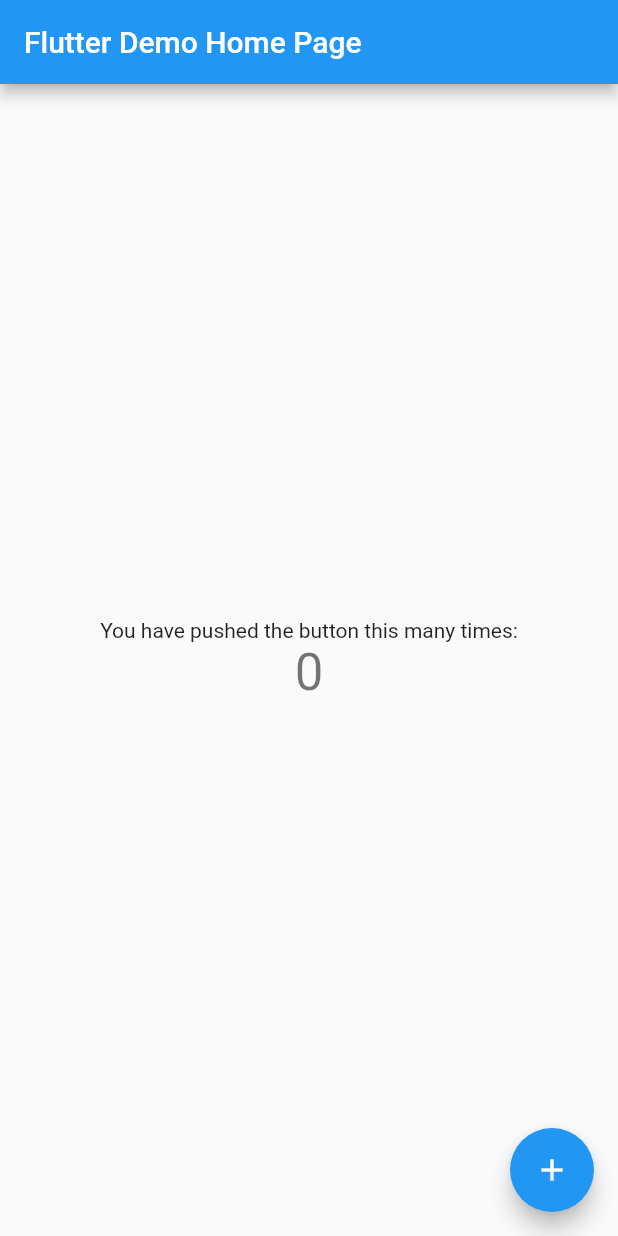
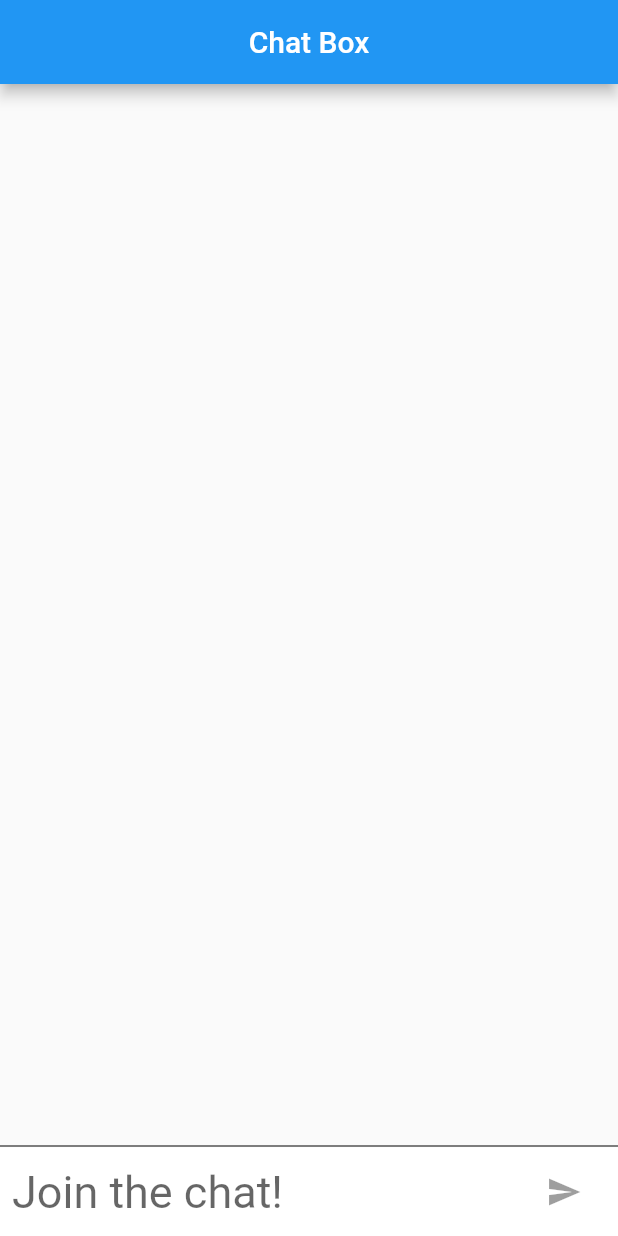
Before and after one commit to murgle2/quickchat, a Flutter app: the screen it shows after launch, on a phone screen of 412 x 824 dp. Run offline on Flutter 3.47's test engine with Material 2 defaults, Android fonts, the light colour scheme and no system bars.

Commit message:
Add basic chat outline

```diff
--- a/lib/main.dart
+++ b/lib/main.dart
@@ -1,3 +1,4 @@
+import 'package:flutter/cupertino.dart';
 import 'package:flutter/material.dart';
 
 void main() {
@@ -22,92 +23,166 @@
         // is not restarted.
         primarySwatch: Colors.blue,
       ),
-      home: MyHomePage(title: 'Flutter Demo Home Page'),
+      home: ChatScreen(),
     );
   }
 }
 
-class MyHomePage extends StatefulWidget {
-  MyHomePage({Key key, this.title}) : super(key: key);
+class ChatMessage extends StatelessWidget {
+  ChatMessage({this.text, this.animationController});
 
-  // This widget is the home page of your application. It is stateful, meaning
-  // that it has a State object (defined below) that contains fields that affect
-  // how it looks.
-
-  // This class is the configuration for the state. It holds the values (in this
-  // case the title) provided by the parent (in this case the App widget) and
-  // used by the build method of the State. Fields in a Widget subclass are
-  // always marked "final".
-
-  final String title;
-
-  @override
-  _MyHomePageState createState() => _MyHomePageState();
-}
-
-class _MyHomePageState extends State<MyHomePage> {
-  int _counter = 0;
-
-  void _incrementCounter() {
-    setState(() {
-      // This call to setState tells the Flutter framework that something has
-      // changed in this State, which causes it to rerun the build method below
-      // so that the display can reflect the updated values. If we changed
-      // _counter without calling setState(), then the build method would not be
-      // called again, and so nothing would appear to happen.
-      _counter++;
-    });
-  }
+  final String text;
+  final AnimationController animationController;
+  String _name = 'Brian Yetter';
 
   @override
   Widget build(BuildContext context) {
-    // This method is rerun every time setState is called, for instance as done
-    // by the _incrementCounter method above.
-    //
-    // The Flutter framework has been optimized to make rerunning build methods
-    // fast, so that you can just rebuild anything that needs updating rather
-    // than having to individually change instances of widgets.
-    return Scaffold(
-      appBar: AppBar(
-        // Here we take the value from the MyHomePage object that was created by
-        // the App.build method, and use it to set our appbar title.
-        title: Text(widget.title),
-      ),
-      body: Center(
-        // Center is a layout widget. It takes a single child and positions it
-        // in the middle of the parent.
-        child: Column(
-          // Column is also a layout widget. It takes a list of children and
-          // arranges them vertically. By default, it sizes itself to fit its
-          // children horizontally, and tries to be as tall as its parent.
-          //
-          // Invoke "debug painting" (press "p" in the console, choose the
-          // "Toggle Debug Paint" action from the Flutter Inspector in Android
-          // Studio, or the "Toggle Debug Paint" command in Visual Studio Code)
-          // to see the wireframe for each widget.
-          //
-          // Column has various properties to control how it sizes itself and
-          // how it positions its children. Here we use mainAxisAlignment to
-          // center the children vertically; the main axis here is the vertical
-          // axis because Columns are vertical (the cross axis would be
-          // horizontal).
-          mainAxisAlignment: MainAxisAlignment.center,
-          children: <Widget>[
-            Text(
-              'You have pushed the button this many times:',
+    return FadeTransition(
+      opacity: animationController,
+      child: Container(
+        margin: EdgeInsets.symmetric(vertical: 10.0),
+        child: Row(
+          crossAxisAlignment: CrossAxisAlignment.start,
+          children: [
+            Container(
+              margin: const EdgeInsets.only(right: 16.0),
+              child: CircleAvatar(child: Text(_name[0])),
             ),
-            Text(
-              '$_counter',
-              style: Theme.of(context).textTheme.headline4,
+            Expanded(
+              child: Column(
+                crossAxisAlignment: CrossAxisAlignment.start,
+                children: [
+                  SelectableText(_name + " User",
+                      style: Theme.of(context).textTheme.headline6),
+                  Container(
+                    margin: EdgeInsets.only(top: 5.0),
+                    child: SelectableText(text),
+                  )
+                ],
+              ),
             ),
           ],
         ),
       ),
-      floatingActionButton: FloatingActionButton(
-        onPressed: _incrementCounter,
-        tooltip: 'Increment',
-        child: Icon(Icons.add),
-      ), // This trailing comma makes auto-formatting nicer for build methods.
     );
   }
 }
+
+class ChatScreen extends StatefulWidget {
+  @override
+  _ChatScreenState createState() => _ChatScreenState();
+}
+
+class _ChatScreenState extends State<ChatScreen> with TickerProviderStateMixin {
+  final _textController = TextEditingController();
+  final List<ChatMessage> _messages = [];
+  final FocusNode _focusNode = FocusNode();
+  bool _isComposing = false;
+
+  @override
+  Widget build(BuildContext context) {
+    return Scaffold(
+      appBar: AppBar(
+        title: Center(child: Text('Chat Box', textAlign: TextAlign.center)),
+        elevation: Theme.of(context).platform == TargetPlatform.iOS ? 0.0 : 4.0,
+        // elevation gives shadow size
+      ),
+      body: Column(
+        children: [
+          Flexible(
+            child: ListView.builder(
+              padding: EdgeInsets.all(8.0),
+              reverse: true,
+              itemBuilder: (_, int index) => _messages[index],
+              itemCount: _messages.length,
+            ),
+          ),
+          Divider(
+            height: 2.0,
+            color: Colors.black,
+          ),
+          Container(
+            decoration: BoxDecoration(color: Theme.of(context).cardColor),
+            child: _buildTextComposer(),
+          ),
+        ],
+      ),
+    );
+  }
+
+  Widget _buildTextComposer() {
+    return IconTheme(
+      data: IconThemeData(color: Theme.of(context).accentColor),
+      child: Container(
+        margin: EdgeInsets.symmetric(horizontal: 8.0),
+        child: Row(
+          children: [
+            Flexible(
+              child: TextField(
+                controller: _textController,
+                onChanged: (String text) {
+                  setState(() {
+                    _isComposing = text.length > 0;
+                  });
+                },
+                onSubmitted: _isComposing ? _handleSubmitted : null,
+                decoration:
+                    //InputDecoration.collapsed(hintText: 'Send a message'),
+                    InputDecoration(
+                  //contentPadding: EdgeInsets.symmetric(vertical: 0),
+                  hintText: "Join the chat!",
+                  border: InputBorder.none,
+                ),
+                focusNode: _focusNode,
+                style: new TextStyle(
+                  fontSize: 30,
+                ),
+              ),
+            ),
+            Container(
+                margin: EdgeInsets.symmetric(horizontal: 4.0),
+                child: Theme.of(context).platform == TargetPlatform.iOS
+                    ? CupertinoButton(
+                        child: Text('Send'),
+                        onPressed: _isComposing
+                            ? () => _handleSubmitted(_textController.text)
+                            : null,
+                      )
+                    : IconButton(
+                        icon: const Icon(Icons.send),
+                        onPressed: _isComposing
+                            ? () => _handleSubmitted(_textController.text)
+                            : null,
+                      ))
+          ],
+        ),
+      ),
+    );
+  }
+
+  void _handleSubmitted(String text) {
+    _textController.clear();
+    setState(() {
+      _isComposing = false;
+    });
+    ChatMessage message = ChatMessage(
+      text: text,
+      animationController: AnimationController(
+        duration: const Duration(milliseconds: 1000),
+        vsync: this,
+      ),
+    );
+    setState(() {
+      _messages.insert(0, message);
+    });
+    _focusNode.requestFocus(); // make sure we still have focus post submit
+    message.animationController.forward();
+  }
+
+  @override
+  void dispose() {
+    for (ChatMessage message in _messages)
+      message.animationController.dispose();
+    super.dispose();
+  }
+}
```
Also changed, not shown: pubspec.lock.
